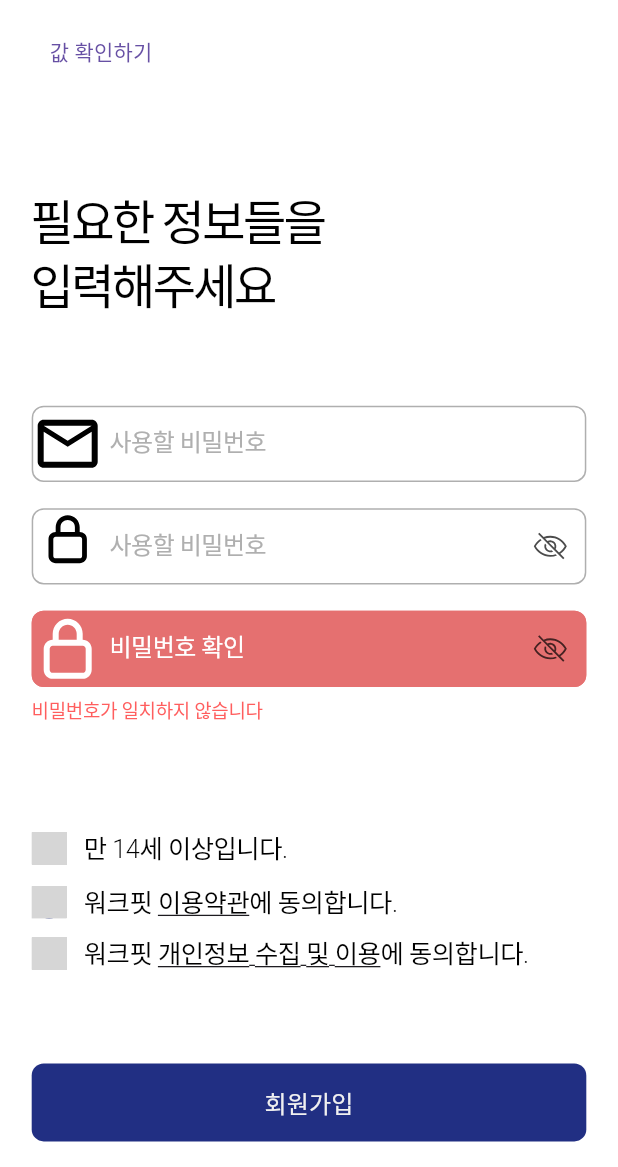
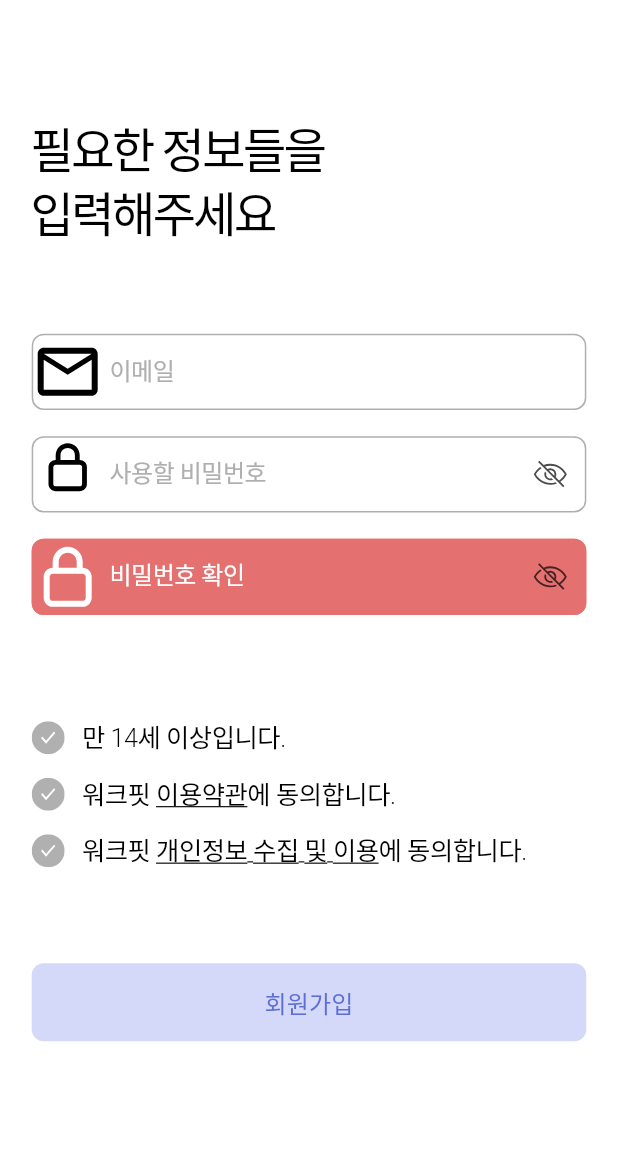
Before and after one commit to walkfit/WalkFit-Flutter, a Flutter app: the screen it shows after launch, after a tap on "이메일로 가입하기", on a phone screen of 412 x 824 dp, the part 69-1236 px from its top. Run offline on Flutter 3.47's test engine with Material 3 defaults, Android fonts, the phone set to English and light mode, and no system bars; our stand-ins replace firebase_auth, firebase_core, flutter_screenutil, flutter_svg, google_sign_in, table_calendar; accounts and stored records are empty; Roboto replaces fonts that are missing (Pretendard Variable, PretendardVariable); grey boxes are pictures that could not be loaded.

Commit message:
fix :: 코드 수정
이메일 및 비밀번호 입력칸, 이용약관 체크, 회원가입 버튼 코드를 수정

```diff
--- a/lib/joinPage.dart
+++ b/lib/joinPage.dart
@@ -1,9 +1,11 @@
 import 'dart:developer';
 
 import 'package:firebase_auth/firebase_auth.dart';
+import 'package:flutter/gestures.dart';
 import 'package:flutter/material.dart';
 import 'package:flutter_svg/flutter_svg.dart';
 import 'package:flutter_screenutil/flutter_screenutil.dart';
+import 'package:url_launcher/url_launcher_string.dart';
 import 'package:walkfit/widgets/ButtonWidget.dart';
 import 'package:walkfit/widgets/appBarWidget.dart';
 
@@ -22,6 +24,10 @@ class _JoinpageState extends State<Joinpage> {
   bool _obscureText = true;
   final _formKey = GlobalKey<FormState>();
 
+  bool firstTermsOfUse = false;
+  bool secondTermsOfUse = false;
+  bool thirdTermsOfUse = false;
+
   @override
   Widget build(BuildContext context) {
     return Scaffold(
@@ -37,11 +43,6 @@ class _JoinpageState extends State<Joinpage> {
             child: Column(
               crossAxisAlignment: CrossAxisAlignment.start,
               children: [
-                TextButton(
-                  onPressed: () => log(
-                      'userPasswordController = ${userPasswordController.text.toString()}'),
-                  child: const Text('값 확인하기'),
-                ),
                 SizedBox(height: 70.h),
                 Text(
                   '필요한 정보들을\n입력해주세요',
@@ -61,7 +62,7 @@ class _JoinpageState extends State<Joinpage> {
                   child: TextFormField(
                     validator: (value) {
                       if (value == null || value.isEmpty) {
-                        return '이메일을 한 번 더 입력해주세요.';
+                        return '이메일을 입력해주세요.';
                       }
                       return null;
                     },
@@ -73,7 +74,7 @@ class _JoinpageState extends State<Joinpage> {
                     decoration: InputDecoration(
                       filled: true,
                       fillColor: Colors.white,
-                      hintText: '사용할 비밀번호',
+                      hintText: '이메일',
                       hintStyle: const TextStyle(
                         color: Color(0xFFAFAFAF),
                         letterSpacing: -0.32,
@@ -101,7 +102,7 @@ class _JoinpageState extends State<Joinpage> {
                   child: TextFormField(
                     validator: (value) {
                       if (value == null || value.isEmpty) {
-                        return '비밀번호를 한 번 더 입력해주세요.';
+                        return '비밀번호를 입력해주세요.';
                       }
                       return null;
                     },
@@ -155,7 +156,7 @@ class _JoinpageState extends State<Joinpage> {
                   child: TextFormField(
                     validator: (value) {
                       if (value == null || value.isEmpty) {
-                        return '비밀번호를 한 번 더 입력해주세요.';
+                        return '비밀번호를 입력해주세요.';
                       } else if (value !=
                           userPasswordController.text.toString()) {
                         return '비밀번호가 일치하지 않습니다.';
@@ -201,30 +202,21 @@ class _JoinpageState extends State<Joinpage> {
                     ),
                   ),
                 ),
-                SizedBox(height: 7.h),
-                Text(
-                  '비밀번호가 일치하지 않습니다',
-                  style: TextStyle(
-                    color: const Color(0xFFFF5E5E),
-                    fontSize: 12.sp,
-                    fontWeight: FontWeight.w300,
-                    letterSpacing: -0.24,
-                  ),
-                ),
                 SizedBox(height: 71.h),
                 Wrap(
                   crossAxisAlignment: WrapCrossAlignment.center,
                   children: [
-                    Container(
-                      width: 22.w,
-                      height: 22.h,
-                      decoration: const ShapeDecoration(
-                        color: Color.fromRGBO(33, 47, 131, 1),
-                        shape: CircleBorder(),
-                      ),
-                      child: SvgPicture.asset(
-                        'assets/images/material-symbols_check.svg',
-                      ),
+                    GestureDetector(
+                      onTap: () {
+                        setState(() {
+                          firstTermsOfUse = !firstTermsOfUse;
+                        });
+                      },
+                      child: firstTermsOfUse
+                          ? SvgPicture.asset(
+                              'assets/images/material-symbols-confirmed.svg')
+                          : SvgPicture.asset(
+                              'assets/images/material-symbols-not-confirmed.svg'),
                     ),
                     SizedBox(width: 11.w),
                     Text(
@@ -242,16 +234,17 @@ class _JoinpageState extends State<Joinpage> {
                 Wrap(
                   crossAxisAlignment: WrapCrossAlignment.center,
                   children: [
-                    Container(
-                      width: 22.w,
-                      height: 22.h,
-                      decoration: const ShapeDecoration(
-                        color: Color.fromRGBO(33, 47, 131, 1),
-                        shape: CircleBorder(),
-                      ),
-                      child: SvgPicture.asset(
-                        'assets/images/material-symbols_check.svg',
-                      ),
+                    GestureDetector(
+                      onTap: () {
+                        setState(() {
+                          secondTermsOfUse = !secondTermsOfUse;
+                        });
+                      },
+                      child: secondTermsOfUse
+                          ? SvgPicture.asset(
+                              'assets/images/material-symbols-confirmed.svg')
+                          : SvgPicture.asset(
+                              'assets/images/material-symbols-not-confirmed.svg'),
                     ),
                     SizedBox(width: 11.w),
                     Text.rich(
@@ -260,7 +253,6 @@ class _JoinpageState extends State<Joinpage> {
                           color: Colors.black,
                           fontSize: 16.sp,
                           fontWeight: FontWeight.w300,
-                          height: 0.08.h,
                           letterSpacing: -0.32,
                         ),
                         children: [
@@ -274,9 +266,13 @@ class _JoinpageState extends State<Joinpage> {
                               fontSize: 16.sp,
                               fontWeight: FontWeight.w300,
                               decoration: TextDecoration.underline,
-                              height: 0.08.h,
                               letterSpacing: -0.32,
                             ),
+                            recognizer: TapGestureRecognizer()
+                              ..onTap = () async {
+                                await launchUrlString(
+                                    "https://chivalrous-fighter-44d.notion.site/16873610c0b7805bbe48e0cff794a274?pvs=4");
+                              },
                           ),
                           const TextSpan(
                             text: '에 동의합니다.',
@@ -290,16 +286,17 @@ class _JoinpageState extends State<Joinpage> {
                 Wrap(
                   crossAxisAlignment: WrapCrossAlignment.center,
                   children: [
-                    Container(
-                      width: 22.w,
-                      height: 22.h,
-                      decoration: const ShapeDecoration(
-                        color: Color.fromRGBO(33, 47, 131, 1),
-                        shape: CircleBorder(),
-                      ),
-                      child: SvgPicture.asset(
-                        'assets/images/material-symbols_check.svg',
-                      ),
+                    GestureDetector(
+                      onTap: () {
+                        setState(() {
+                          thirdTermsOfUse = !thirdTermsOfUse;
+                        });
+                      },
+                      child: thirdTermsOfUse
+                          ? SvgPicture.asset(
+                              'assets/images/material-symbols-confirmed.svg')
+                          : SvgPicture.asset(
+                              'assets/images/material-symbols-not-confirmed.svg'),
                     ),
                     SizedBox(width: 11.w),
                     Text.rich(
@@ -308,7 +305,6 @@ class _JoinpageState extends State<Joinpage> {
                           color: Colors.black,
                           fontSize: 16.sp,
                           fontWeight: FontWeight.w300,
-                          height: 0.08.h,
                           letterSpacing: -0.32,
                         ),
                         children: [
@@ -322,7 +318,6 @@ class _JoinpageState extends State<Joinpage> {
                               fontSize: 16.sp,
                               fontWeight: FontWeight.w300,
                               decoration: TextDecoration.underline,
-                              height: 0.08.h,
                               letterSpacing: -0.32,
                             ),
                           ),
@@ -336,24 +331,22 @@ class _JoinpageState extends State<Joinpage> {
                 ),
                 SizedBox(height: 64.h),
                 ButtonWidget(
-                  onTap: () {
+                  onTap: () async {
                     if (_formKey.currentState!.validate()) {
-                      _formKey.currentState!.save();
-
-                      String emailValue = userEmailController.text.toString();
-                      String passwordValue =
-                          userPasswordController.text.toString();
-                      // String passwordConfirmValue = userPasswordConfirmController.text.toString();
-
                       await FirebaseAuth.instance
                           .createUserWithEmailAndPassword(
-                              email: emailValue, password: passwordValue);
+                        email: userEmailController.text.toString(),
+                        password: userPasswordController.text.toString(),
+                      );
                     }
-                    Account account = Account(userEmailController.text.toString(), userPasswordController.text.toString(), userPasswordConfirmController.text.toString());
                   },
                   text: '회원가입',
-                  textColor: const Color(0xFFF0F0F0),
-                  backgroundColor: Theme.of(context).primaryColor,
+                  textColor: secondTermsOfUse & thirdTermsOfUse
+                      ? Colors.white
+                      : const Color(0xFF5E6FD3),
+                  backgroundColor: secondTermsOfUse & thirdTermsOfUse
+                      ? const Color(0xFF27379D)
+                      : const Color(0xFFD4D9FA),
                 ),
               ],
             ),
@@ -363,14 +356,3 @@ class _JoinpageState extends State<Joinpage> {
     );
   }
 }
-class Account{
-  String email = '';
-  String password = '';
-  String passwordConfirm = '';
-
-  Account(String emailValue, String passwordValue, String passwordConfirmValue){
-    email = emailValue;
-    password = passwordValue;
-    password = passwordConfirmValue;
-  }
-}
```
Also changed, not shown: lib/widgets/termsOfUseWidget.dart (added, +163 -0 lines).
